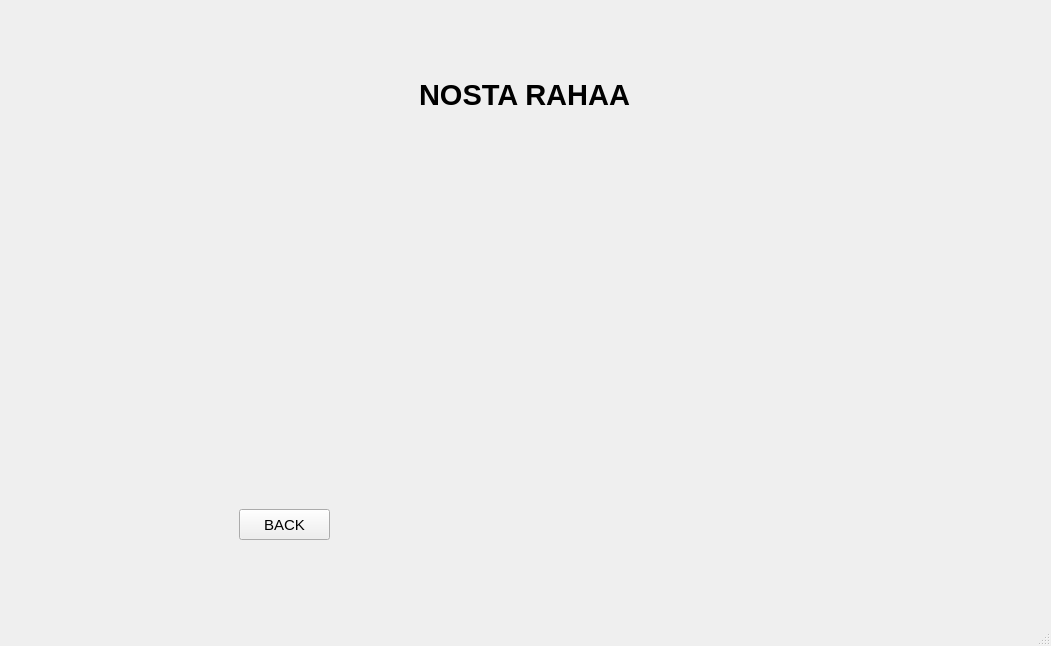
Before: the Qt Designer form bank-automat/mainwindow.ui in tvt23-pankkiprojekti/SPO_Group1, drawn with Qt 5.
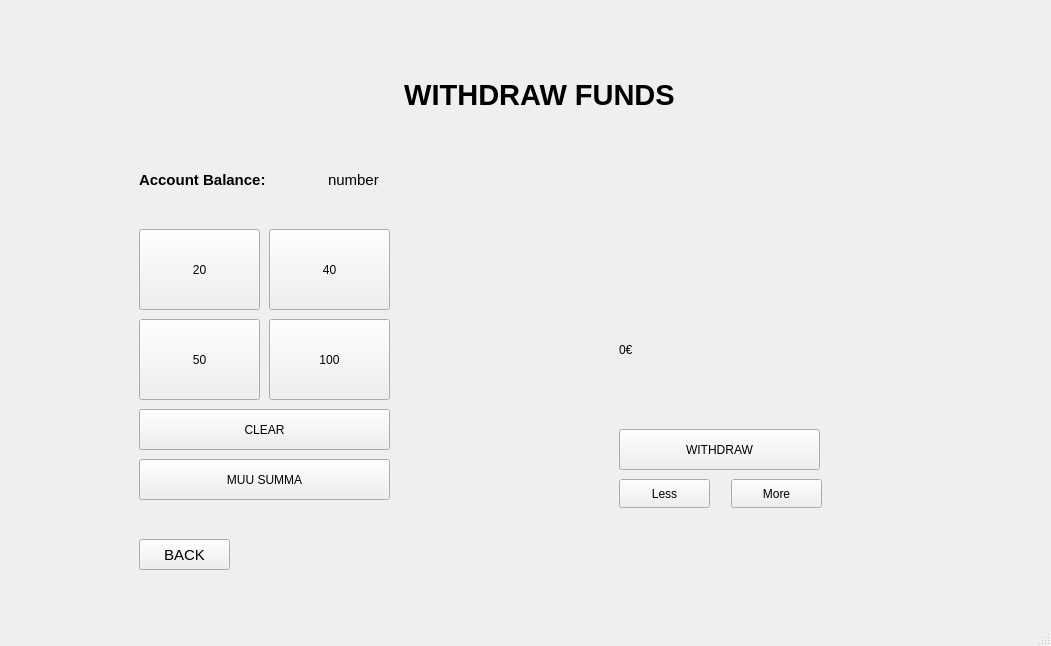
After: the same form once the commit is applied. The open tabs and pages were chosen to show the change. Icons and pictures are not drawn.

What changed in the file:
```diff
--- a/bank-automat/mainwindow.ui
+++ b/bank-automat/mainwindow.ui
@@ -378,9 +378,9 @@
        <widget class="QLabel" name="label_13">
         <property name="geometry">
          <rect>
-          <x>360</x>
+          <x>350</x>
           <y>40</y>
-          <width>311</width>
+          <width>361</width>
           <height>91</height>
          </rect>
         </property>
@@ -396,7 +396,7 @@
          <string notr="true">font: 700 22pt &quot;Segoe UI&quot;;</string>
         </property>
         <property name="text">
-         <string>NOSTA RAHAA</string>
+         <string>WITHDRAW FUNDS</string>
         </property>
         <property name="alignment">
          <set>Qt::AlignCenter</set>
@@ -405,8 +405,8 @@
        <widget class="QPushButton" name="btnTakaisin">
         <property name="geometry">
          <rect>
-          <x>230</x>
-          <y>500</y>
+          <x>130</x>
+          <y>530</y>
           <width>91</width>
           <height>31</height>
          </rect>
@@ -432,6 +432,211 @@
          <string>BACK</string>
         </property>
        </widget>
+       <widget class="QPushButton" name="N20">
+        <property name="geometry">
+         <rect>
+          <x>130</x>
+          <y>220</y>
+          <width>121</width>
+          <height>81</height>
+         </rect>
+        </property>
+        <property name="styleSheet">
+         <string notr="true">font: 700;</string>
+        </property>
+        <property name="text">
+         <string>20</string>
+        </property>
+       </widget>
+       <widget class="QPushButton" name="N50">
+        <property name="geometry">
+         <rect>
+          <x>130</x>
+          <y>310</y>
+          <width>121</width>
+          <height>81</height>
+         </rect>
+        </property>
+        <property name="styleSheet">
+         <string notr="true">font: 700;</string>
+        </property>
+        <property name="text">
+         <string>50</string>
+        </property>
+       </widget>
+       <widget class="QPushButton" name="N40">
+        <property name="geometry">
+         <rect>
+          <x>260</x>
+          <y>220</y>
+          <width>121</width>
+          <height>81</height>
+         </rect>
+        </property>
+        <property name="styleSheet">
+         <string notr="true">font: 700;</string>
+        </property>
+        <property name="text">
+         <string>40</string>
+        </property>
+       </widget>
+       <widget class="QPushButton" name="N100">
+        <property name="geometry">
+         <rect>
+          <x>260</x>
+          <y>310</y>
+          <width>121</width>
+          <height>81</height>
+         </rect>
+        </property>
+        <property name="styleSheet">
+         <string notr="true">font: 700;</string>
+        </property>
+        <property name="text">
+         <string>100</string>
+        </property>
+       </widget>
+       <widget class="QPushButton" name="clearBtn">
+        <property name="geometry">
+         <rect>
+          <x>130</x>
+          <y>400</y>
+          <width>251</width>
+          <height>41</height>
+         </rect>
+        </property>
+        <property name="styleSheet">
+         <string notr="true">font: 700;</string>
+        </property>
+        <property name="text">
+         <string>CLEAR</string>
+        </property>
+       </widget>
+       <widget class="QPushButton" name="withdrawBtn">
+        <property name="geometry">
+         <rect>
+          <x>610</x>
+          <y>420</y>
+          <width>201</width>
+          <height>41</height>
+         </rect>
+        </property>
+        <property name="text">
+         <string>WITHDRAW</string>
+        </property>
+       </widget>
+       <widget class="QWidget" name="gridLayoutWidget_6">
+        <property name="geometry">
+         <rect>
+          <x>130</x>
+          <y>150</y>
+          <width>371</width>
+          <height>41</height>
+         </rect>
+        </property>
+        <layout class="QGridLayout" name="accountGrid_2">
+         <item row="0" column="0">
+          <widget class="QLabel" name="labelBalance">
+           <property name="font">
+            <font>
+             <family>Segoe UI</family>
+             <pointsize>11</pointsize>
+             <italic>false</italic>
+             <bold>true</bold>
+            </font>
+           </property>
+           <property name="styleSheet">
+            <string notr="true">font: 700 11pt &quot;Segoe UI&quot;;</string>
+           </property>
+           <property name="text">
+            <string>Account Balance:</string>
+           </property>
+          </widget>
+         </item>
+         <item row="0" column="1" alignment="Qt::AlignLeft">
+          <widget class="QLabel" name="displayBalance_2">
+           <property name="font">
+            <font>
+             <family>Segoe UI</family>
+             <pointsize>11</pointsize>
+             <italic>false</italic>
+             <bold>false</bold>
+            </font>
+           </property>
+           <property name="styleSheet">
+            <string notr="true">font: 11pt &quot;Segoe UI&quot;;</string>
+           </property>
+           <property name="text">
+            <string>number</string>
+           </property>
+          </widget>
+         </item>
+        </layout>
+       </widget>
+       <widget class="QLabel" name="labelWithdrawSum">
+        <property name="geometry">
+         <rect>
+          <x>610</x>
+          <y>270</y>
+          <width>201</width>
+          <height>141</height>
+         </rect>
+        </property>
+        <property name="styleSheet">
+         <string notr="true">font: 700 25pt &quot;Segoe UI&quot;;</string>
+        </property>
+        <property name="text">
+         <string>0€</string>
+        </property>
+       </widget>
+       <widget class="QPushButton" name="muuSumma">
+        <property name="geometry">
+         <rect>
+          <x>130</x>
+          <y>450</y>
+          <width>251</width>
+          <height>41</height>
+         </rect>
+        </property>
+        <property name="styleSheet">
+         <string notr="true">font: 700;</string>
+        </property>
+        <property name="text">
+         <string>MUU SUMMA</string>
+        </property>
+       </widget>
+       <widget class="QPushButton" name="lessBtn">
+        <property name="geometry">
+         <rect>
+          <x>610</x>
+          <y>470</y>
+          <width>91</width>
+          <height>29</height>
+         </rect>
+        </property>
+        <property name="styleSheet">
+         <string notr="true">font: 11pt &quot;Segoe UI&quot;;</string>
+        </property>
+        <property name="text">
+         <string>Less</string>
+        </property>
+       </widget>
+       <widget class="QPushButton" name="moreBtn">
+        <property name="geometry">
+         <rect>
+          <x>722</x>
+          <y>470</y>
+          <width>91</width>
+          <height>29</height>
+         </rect>
+        </property>
+        <property name="styleSheet">
+         <string notr="true">font: 11pt &quot;Segoe UI&quot;;</string>
+        </property>
+        <property name="text">
+         <string>More</string>
+        </property>
+       </widget>
       </widget>
       <widget class="QWidget" name="pageTiliTapahtumat">
        <widget class="QLabel" name="label_14">
```
Left out of the diff: 2 changed lines with no effect on the pictures.
